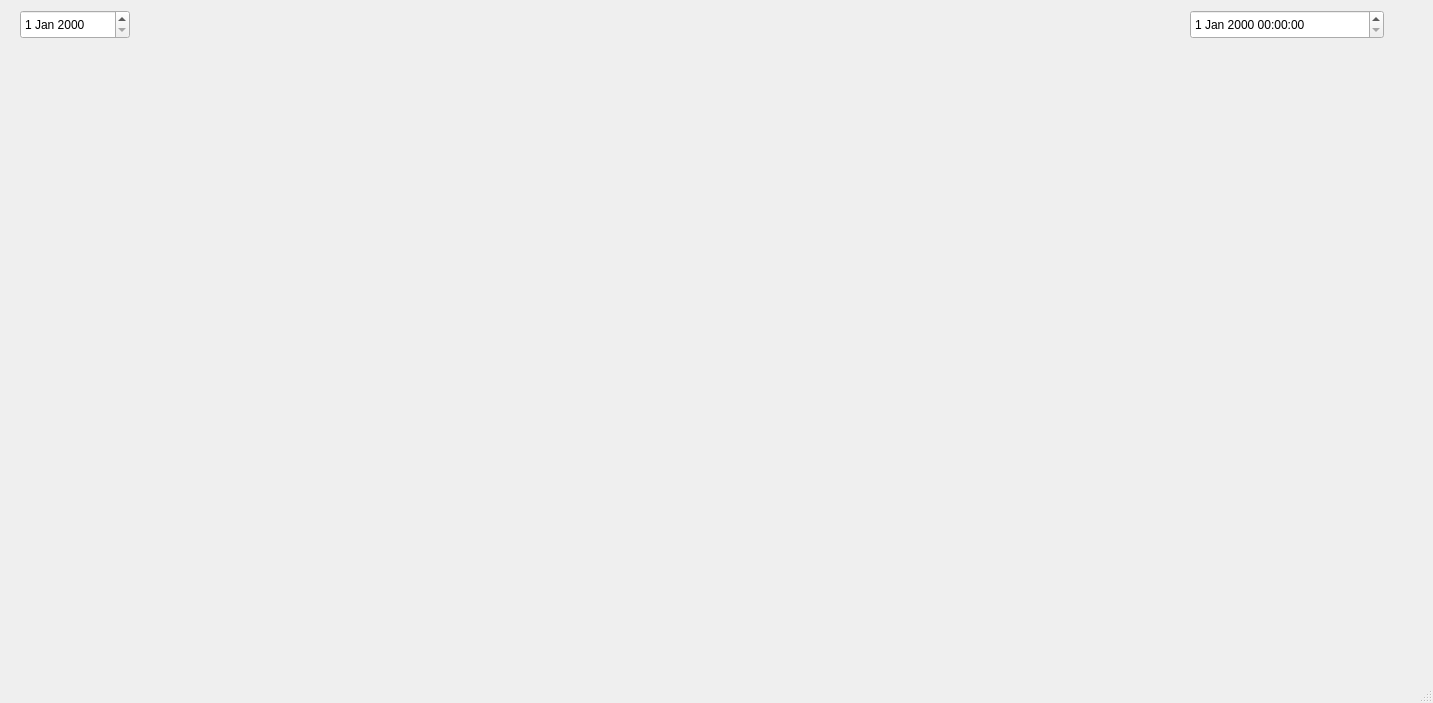
The window that mainwindow.ui (guikae06/MiniBankSystem) describes before a commit, drawn with Qt 5.
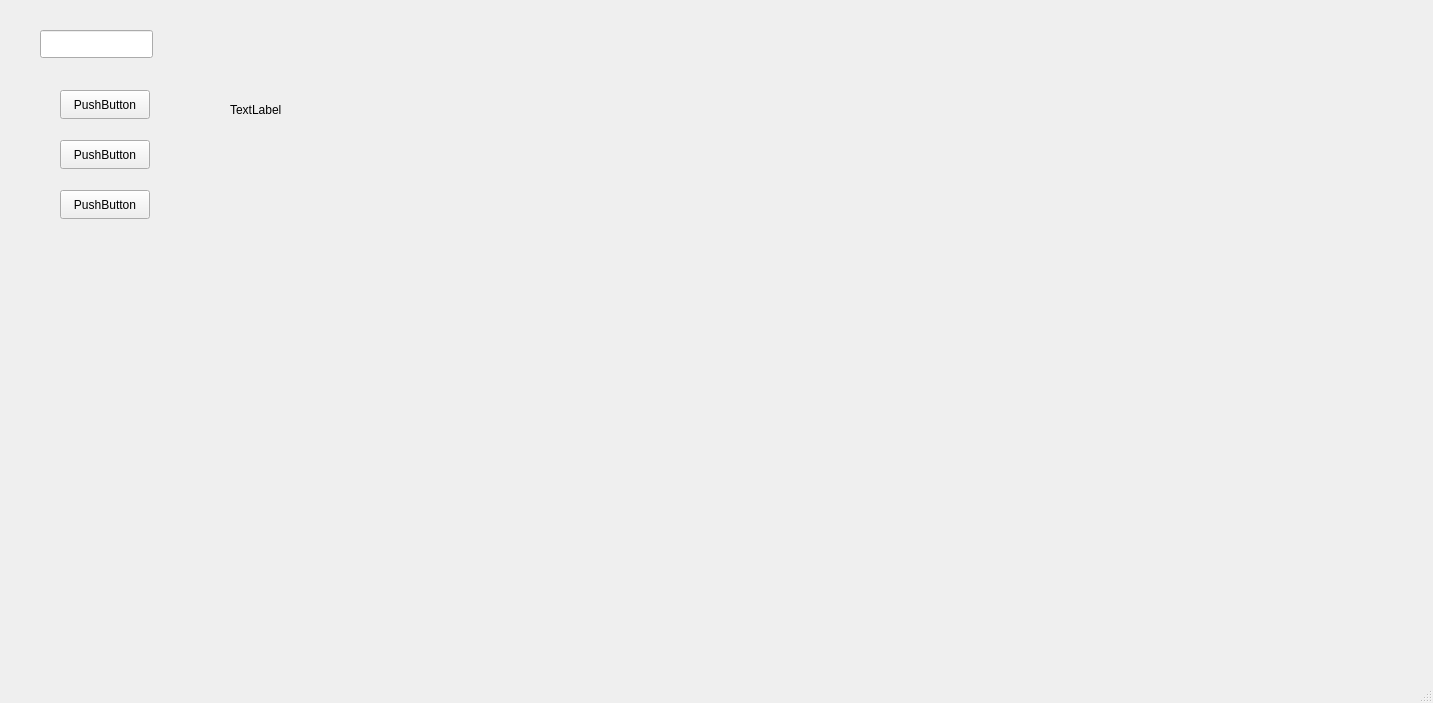
The same window after the commit.

Patch:
```diff
--- a/mainwindow.ui
+++ b/mainwindow.ui
@@ -14,24 +14,66 @@
    <string>MainWindow</string>
   </property>
   <widget class="QWidget" name="centralwidget">
-   <widget class="QDateEdit" name="dateEdit">
+   <widget class="QLineEdit" name="amountEdit">
     <property name="geometry">
      <rect>
-      <x>20</x>
-      <y>10</y>
-      <width>110</width>
+      <x>40</x>
+      <y>30</y>
+      <width>113</width>
+      <height>28</height>
+     </rect>
+    </property>
+   </widget>
+   <widget class="QPushButton" name="depositButton">
+    <property name="geometry">
+     <rect>
+      <x>60</x>
+      <y>90</y>
+      <width>90</width>
       <height>29</height>
      </rect>
     </property>
+    <property name="text">
+     <string>PushButton</string>
+    </property>
    </widget>
-   <widget class="QDateTimeEdit" name="dateTimeEdit">
+   <widget class="QPushButton" name="withdrawButton">
     <property name="geometry">
      <rect>
-      <x>1190</x>
-      <y>10</y>
-      <width>194</width>
+      <x>60</x>
+      <y>140</y>
+      <width>90</width>
       <height>29</height>
      </rect>
+    </property>
+    <property name="text">
+     <string>PushButton</string>
+    </property>
+   </widget>
+   <widget class="QPushButton" name="interestButton">
+    <property name="geometry">
+     <rect>
+      <x>60</x>
+      <y>190</y>
+      <width>90</width>
+      <height>29</height>
+     </rect>
+    </property>
+    <property name="text">
+     <string>PushButton</string>
+    </property>
+   </widget>
+   <widget class="QLabel" name="balanceLabel">
+    <property name="geometry">
+     <rect>
+      <x>230</x>
+      <y>100</y>
+      <width>63</width>
+      <height>20</height>
+     </rect>
+    </property>
+    <property name="text">
+     <string>TextLabel</string>
     </property>
    </widget>
   </widget>
```
